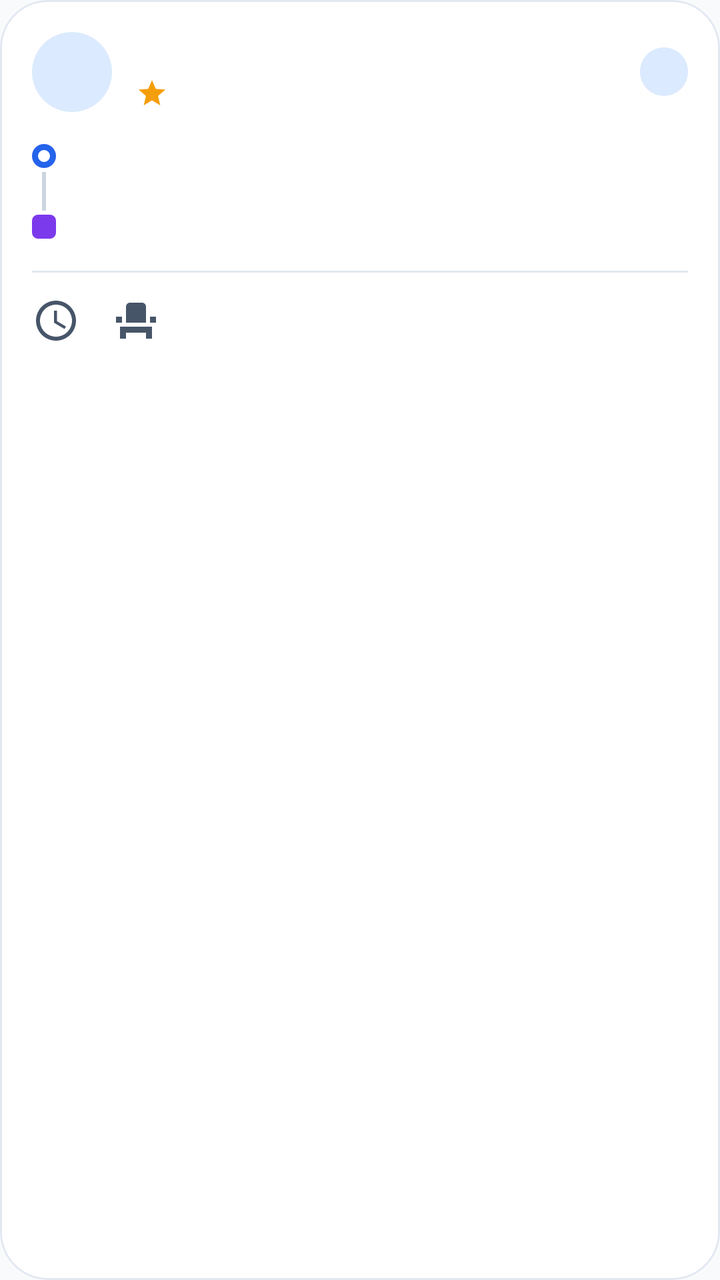
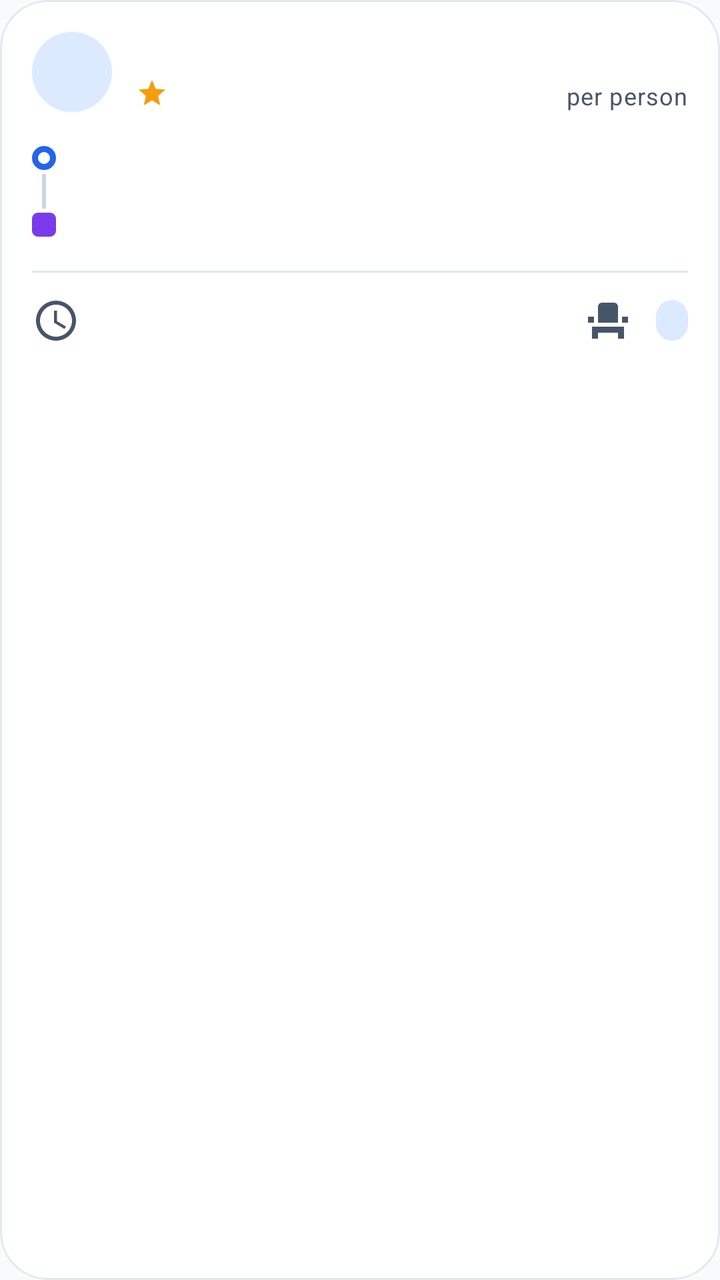

Screens rendered from an Android XML layout before and after an edit, with the pre-edit source and the edit as a unified diff.
<!-- AndroidManifest.xml: application theme Theme.RideAlong -->
<!-- res/layout/item_ride_card.xml -->
<?xml version="1.0" encoding="utf-8"?>
<com.google.android.material.card.MaterialCardView xmlns:android="http://schemas.android.com/apk/res/android"
    xmlns:app="http://schemas.android.com/apk/res-auto"
    android:id="@+id/ride_card"
    android:layout_width="match_parent"
    android:layout_height="wrap_content"
    android:layout_marginHorizontal="@dimen/screen_padding"
    android:layout_marginVertical="@dimen/space_s"
    android:clickable="true"
    android:focusable="true">

    <LinearLayout
        android:layout_width="match_parent"
        android:layout_height="wrap_content"
        android:orientation="vertical"
        android:padding="@dimen/space_l">

        
        <LinearLayout
            android:layout_width="match_parent"
            android:layout_height="wrap_content"
            android:gravity="center_vertical"
            android:orientation="horizontal">

            <com.google.android.material.imageview.ShapeableImageView
                android:id="@+id/owner_avatar"
                style="@style/Widget.RideAlong.Avatar"
                android:layout_width="@dimen/avatar_s"
                android:layout_height="@dimen/avatar_s"
                android:contentDescription="@string/cd_avatar" />

            <LinearLayout
                android:layout_width="0dp"
                android:layout_height="wrap_content"
                android:layout_marginStart="@dimen/space_m"
                android:layout_weight="1"
                android:orientation="vertical">

                <TextView
                    android:id="@+id/owner_name"
                    android:layout_width="wrap_content"
                    android:layout_height="wrap_content"
                    android:ellipsize="end"
                    android:maxLines="1"
                    android:textAppearance="@style/TextAppearance.RideAlong.TitleMedium" />

                <include
                    android:id="@+id/owner_rating"
                    layout="@layout/component_rating_summary" />
            </LinearLayout>

            <TextView
                android:id="@+id/badge"
                android:layout_width="wrap_content"
                android:layout_height="wrap_content"
                android:background="@drawable/bg_pill_primary"
                android:paddingHorizontal="@dimen/space_m"
                android:paddingVertical="@dimen/space_xs"
                android:textAppearance="@style/TextAppearance.RideAlong.Caption"
                android:textColor="@color/ra_on_primary_container"
                android:textStyle="bold" />
        </LinearLayout>

        
        <LinearLayout
            android:layout_width="match_parent"
            android:layout_height="wrap_content"
            android:layout_marginTop="@dimen/space_m"
            android:orientation="horizontal">

            <LinearLayout
                android:layout_width="12dp"
                android:layout_height="match_parent"
                android:gravity="center_horizontal"
                android:orientation="vertical"
                android:paddingVertical="4dp">

                <View
                    android:layout_width="12dp"
                    android:layout_height="12dp"
                    android:background="@drawable/dot_pickup" />

                <View
                    android:layout_width="2dp"
                    android:layout_height="0dp"
                    android:layout_marginVertical="2dp"
                    android:layout_weight="1"
                    android:background="@color/ra_outline_strong" />

                <View
                    android:layout_width="12dp"
                    android:layout_height="12dp"
                    android:background="@drawable/dot_drop" />
            </LinearLayout>

            <LinearLayout
                android:layout_width="0dp"
                android:layout_height="wrap_content"
                android:layout_marginStart="@dimen/space_m"
                android:layout_weight="1"
                android:orientation="vertical">

                <TextView
                    android:id="@+id/pickup"
                    android:layout_width="match_parent"
                    android:layout_height="wrap_content"
                    android:ellipsize="end"
                    android:maxLines="1"
                    android:textAppearance="@style/TextAppearance.RideAlong.BodyLarge" />

                <TextView
                    android:id="@+id/drop"
                    android:layout_width="match_parent"
                    android:layout_height="wrap_content"
                    android:layout_marginTop="@dimen/space_m"
                    android:ellipsize="end"
                    android:maxLines="1"
                    android:textAppearance="@style/TextAppearance.RideAlong.BodyLarge" />
            </LinearLayout>
        </LinearLayout>

        <View
            android:layout_width="match_parent"
            android:layout_height="1dp"
            android:layout_marginVertical="@dimen/space_m"
            android:background="@color/ra_outline" />

        
        <LinearLayout
            android:layout_width="match_parent"
            android:layout_height="wrap_content"
            android:gravity="center_vertical"
            android:orientation="horizontal">

            <TextView
                android:id="@+id/time"
                style="@style/RideAlong.InfoText"
                app:drawableStartCompat="@drawable/ic_schedule" />

            <TextView
                android:id="@+id/seats"
                style="@style/RideAlong.InfoText"
                android:layout_marginStart="@dimen/space_m"
                app:drawableStartCompat="@drawable/ic_seat" />

            <Space
                android:layout_width="0dp"
                android:layout_height="0dp"
                android:layout_weight="1" />

            <TextView
                android:id="@+id/cost"
                android:layout_width="wrap_content"
                android:layout_height="wrap_content"
                android:textAppearance="@style/TextAppearance.RideAlong.TitleMedium"
                android:textColor="@color/ra_primary" />
        </LinearLayout>

        <TextView
            android:id="@+id/extra"
            android:layout_width="wrap_content"
            android:layout_height="wrap_content"
            android:layout_marginTop="@dimen/space_s"
            android:textAppearance="@style/TextAppearance.RideAlong.Caption"
            android:visibility="gone" />
    </LinearLayout>
</com.google.android.material.card.MaterialCardView>
<!-- res/layout/component_rating_summary.xml (included above) -->
<?xml version="1.0" encoding="utf-8"?>
<LinearLayout xmlns:android="http://schemas.android.com/apk/res/android"
    xmlns:app="http://schemas.android.com/apk/res-auto"
    android:layout_width="wrap_content"
    android:layout_height="wrap_content"
    android:gravity="center_vertical"
    android:orientation="horizontal">

    <ImageView
        android:layout_width="@dimen/icon_s"
        android:layout_height="@dimen/icon_s"
        android:importantForAccessibility="no"
        android:src="@drawable/ic_star"
        app:tint="@color/ra_star" />

    <TextView
        android:id="@+id/rating_value"
        android:layout_width="wrap_content"
        android:layout_height="wrap_content"
        android:layout_marginStart="@dimen/space_xxs"
        android:textAppearance="@style/TextAppearance.RideAlong.Caption"
        android:textColor="@color/ra_text"
        android:textStyle="bold" />

    <TextView
        android:id="@+id/rating_rides"
        android:layout_width="wrap_content"
        android:layout_height="wrap_content"
        android:layout_marginStart="@dimen/space_xs"
        android:textAppearance="@style/TextAppearance.RideAlong.Caption" />
</LinearLayout>
<!-- resources referenced by this layout -->
<resources>
  <style name="Theme.RideAlong" parent="Theme.Material3.Light.NoActionBar">
          <item name="colorPrimary">@color/ra_primary</item>
          <item name="colorOnPrimary">@color/ra_white</item>
          <item name="colorPrimaryContainer">@color/ra_primary_container</item>
          <item name="colorOnPrimaryContainer">@color/ra_on_primary_container</item>
          <item name="colorSecondary">@color/ra_secondary</item>
          <item name="colorOnSecondary">@color/ra_white</item>
          <item name="colorSecondaryContainer">@color/ra_secondary_container</item>
          <item name="colorOnSecondaryContainer">@color/ra_on_secondary_container</item>
          <item name="colorTertiary">@color/ra_secondary</item>
          <item name="android:colorBackground">@color/ra_background</item>
          <item name="colorOnBackground">@color/ra_text</item>
          <item name="colorSurface">@color/ra_surface</item>
          <item name="colorOnSurface">@color/ra_text</item>
          <item name="colorSurfaceVariant">@color/ra_surface_variant</item>
          <item name="colorOnSurfaceVariant">@color/ra_text_secondary</item>
          <item name="colorOutline">@color/ra_outline_strong</item>
          <item name="colorOutlineVariant">@color/ra_outline</item>
          <item name="colorError">@color/ra_error</item>
          <item name="colorErrorContainer">@color/ra_error_container</item>
  
          <item name="android:statusBarColor">@color/ra_background</item>
          <item name="android:windowLightStatusBar">true</item>
          <item name="android:navigationBarColor">@color/ra_surface</item>
          <item name="android:windowBackground">@color/ra_background</item>
  
          <item name="shapeAppearanceSmallComponent">@style/ShapeAppearance.RideAlong.Small</item>
          <item name="shapeAppearanceMediumComponent">@style/ShapeAppearance.RideAlong.Medium</item>
          <item name="shapeAppearanceLargeComponent">@style/ShapeAppearance.RideAlong.Large</item>
  
          <item name="materialCardViewStyle">@style/Widget.RideAlong.Card</item>
          <item name="textInputStyle">@style/Widget.RideAlong.TextInput</item>
          <item name="materialButtonStyle">@style/Widget.RideAlong.Button</item>
          <item name="toolbarStyle">@style/Widget.RideAlong.Toolbar</item>
          <item name="bottomNavigationStyle">@style/Widget.RideAlong.BottomNav</item>
          <item name="chipStyle">@style/Widget.RideAlong.Chip</item>
          <item name="materialAlertDialogTheme">@style/ThemeOverlay.RideAlong.Dialog</item>
          <item name="bottomSheetDialogTheme">@style/ThemeOverlay.RideAlong.BottomSheet</item>
  
          <item name="textAppearanceHeadlineMedium">@style/TextAppearance.RideAlong.Headline</item>
          <item name="textAppearanceTitleLarge">@style/TextAppearance.RideAlong.TitleLarge</item>
          <item name="textAppearanceTitleMedium">@style/TextAppearance.RideAlong.TitleMedium</item>
          <item name="textAppearanceBodyLarge">@style/TextAppearance.RideAlong.BodyLarge</item>
          <item name="textAppearanceBodyMedium">@style/TextAppearance.RideAlong.Body</item>
          <item name="textAppearanceBodySmall">@style/TextAppearance.RideAlong.Caption</item>
          <item name="textAppearanceLabelLarge">@style/TextAppearance.RideAlong.Label</item>
      </style>
  <style name="Widget.RideAlong.Button" parent="Widget.Material3.Button">
          <item name="android:minHeight">@dimen/button_height</item>
          <item name="android:textAppearance">@style/TextAppearance.RideAlong.Label</item>
          <item name="shapeAppearance">@style/ShapeAppearance.RideAlong.Medium</item>
          <item name="android:insetTop">0dp</item>
          <item name="android:insetBottom">0dp</item>
      </style>
  <style name="TextAppearance.RideAlong.Label" parent="TextAppearance.Material3.LabelLarge">
          <item name="android:textSize">14sp</item>
          <item name="android:textStyle">bold</item>
      </style>
  <dimen name="button_height">52dp</dimen>
  <!-- unchanged entries left out for length: 58 -->
</resources>

<!-- the commit's change to res/layout/item_ride_card.xml (unified diff, before → after) -->
@@ -38,7 +38,7 @@
 
                 <TextView
                     android:id="@+id/owner_name"
-                    android:layout_width="wrap_content"
+                    android:layout_width="match_parent"
                     android:layout_height="wrap_content"
                     android:ellipsize="end"
                     android:maxLines="1"
@@ -49,16 +49,30 @@
                     layout="@layout/component_rating_summary" />
             </LinearLayout>
 
-            <TextView
-                android:id="@+id/badge"
+            <LinearLayout
                 android:layout_width="wrap_content"
                 android:layout_height="wrap_content"
-                android:background="@drawable/bg_pill_primary"
-                android:paddingHorizontal="@dimen/space_m"
-                android:paddingVertical="@dimen/space_xs"
-                android:textAppearance="@style/TextAppearance.RideAlong.Caption"
-                android:textColor="@color/ra_on_primary_container"
-                android:textStyle="bold" />
+                android:layout_marginStart="@dimen/space_s"
+                android:gravity="end"
+                android:orientation="vertical">
+
+                <TextView
+                    android:id="@+id/cost"
+                    android:layout_width="wrap_content"
+                    android:layout_height="wrap_content"
+                    android:includeFontPadding="false"
+                    android:maxLines="1"
+                    android:textAppearance="@style/TextAppearance.RideAlong.TitleLarge"
+                    android:textColor="@color/ra_primary" />
+
+                <TextView
+                    android:id="@+id/cost_unit"
+                    android:layout_width="wrap_content"
+                    android:layout_height="wrap_content"
+                    android:maxLines="1"
+                    android:text="@string/per_person"
+                    android:textAppearance="@style/TextAppearance.RideAlong.Caption" />
+            </LinearLayout>
         </LinearLayout>
 
         
@@ -73,7 +87,7 @@
                 android:layout_height="match_parent"
                 android:gravity="center_horizontal"
                 android:orientation="vertical"
-                android:paddingVertical="4dp">
+                android:paddingVertical="5dp">
 
                 <View
                     android:layout_width="12dp"
@@ -135,32 +149,40 @@
             <TextView
                 android:id="@+id/time"
                 style="@style/RideAlong.InfoText"
+                android:layout_width="0dp"
+                android:layout_weight="1"
+                android:ellipsize="end"
+                android:maxLines="1"
                 app:drawableStartCompat="@drawable/ic_schedule" />
 
             <TextView
                 android:id="@+id/seats"
                 style="@style/RideAlong.InfoText"
                 android:layout_marginStart="@dimen/space_m"
+                android:maxLines="1"
                 app:drawableStartCompat="@drawable/ic_seat" />
 
-            <Space
-                android:layout_width="0dp"
-                android:layout_height="0dp"
-                android:layout_weight="1" />
-
             <TextView
-                android:id="@+id/cost"
+                android:id="@+id/badge"
                 android:layout_width="wrap_content"
                 android:layout_height="wrap_content"
-                android:textAppearance="@style/TextAppearance.RideAlong.TitleMedium"
-                android:textColor="@color/ra_primary" />
+                android:layout_marginStart="@dimen/space_s"
+                android:background="@drawable/bg_pill_primary"
+                android:maxLines="1"
+                android:paddingHorizontal="@dimen/space_s"
+                android:paddingVertical="@dimen/space_xxs"
+                android:textAppearance="@style/TextAppearance.RideAlong.Caption"
+                android:textColor="@color/ra_on_primary_container"
+                android:textStyle="bold" />
         </LinearLayout>
 
         <TextView
             android:id="@+id/extra"
-            android:layout_width="wrap_content"
+            android:layout_width="match_parent"
             android:layout_height="wrap_content"
             android:layout_marginTop="@dimen/space_s"
+            android:ellipsize="end"
+            android:maxLines="2"
             android:textAppearance="@style/TextAppearance.RideAlong.Caption"
             android:visibility="gone" />
     </LinearLayout>
<!-- resource entries referenced after the edit -->
@@ -1,5 +1,6 @@
 <!-- resources referenced by this layout -->
 <resources>
+  <string name="per_person">per person</string>
   <style name="Theme.RideAlong" parent="Theme.Material3.Light.NoActionBar">
           <item name="colorPrimary">@color/ra_primary</item>
           <item name="colorOnPrimary">@color/ra_white</item>
@@ -33,6 +34,7 @@
           <item name="materialCardViewStyle">@style/Widget.RideAlong.Card</item>
           <item name="textInputStyle">@style/Widget.RideAlong.TextInput</item>
           <item name="materialButtonStyle">@style/Widget.RideAlong.Button</item>
+          <item name="materialButtonOutlinedStyle">@style/Widget.RideAlong.Button.Outlined</item>
           <item name="toolbarStyle">@style/Widget.RideAlong.Toolbar</item>
           <item name="bottomNavigationStyle">@style/Widget.RideAlong.BottomNav</item>
           <item name="chipStyle">@style/Widget.RideAlong.Chip</item>
@@ -53,12 +55,35 @@
           <item name="shapeAppearance">@style/ShapeAppearance.RideAlong.Medium</item>
           <item name="android:insetTop">0dp</item>
           <item name="android:insetBottom">0dp</item>
+          <item name="android:maxLines">1</item>
+          <item name="android:ellipsize">end</item>
+          <item name="android:paddingStart">@dimen/space_l</item>
+          <item name="android:paddingEnd">@dimen/space_l</item>
+          <item name="iconSize">18dp</item>
+          <item name="iconPadding">@dimen/space_s</item>
+          <item name="iconGravity">textStart</item>
+      </style>
+  <style name="Widget.RideAlong.Button.Outlined" parent="Widget.Material3.Button.OutlinedButton">
+          <item name="android:minHeight">@dimen/button_height</item>
+          <item name="android:textAppearance">@style/TextAppearance.RideAlong.Label</item>
+          <item name="shapeAppearance">@style/ShapeAppearance.RideAlong.Medium</item>
+          <item name="strokeColor">@color/ra_outline_strong</item>
+          <item name="android:textColor">@color/btn_primary_fg</item>
+          <item name="iconTint">@color/btn_primary_fg</item>
+          <item name="android:insetTop">0dp</item>
+          <item name="android:insetBottom">0dp</item>
+          <item name="android:maxLines">1</item>
+          <item name="android:ellipsize">end</item>
+          <item name="iconSize">18dp</item>
+          <item name="iconPadding">@dimen/space_s</item>
+          <item name="iconGravity">textStart</item>
       </style>
   <style name="TextAppearance.RideAlong.Label" parent="TextAppearance.Material3.LabelLarge">
           <item name="android:textSize">14sp</item>
           <item name="android:textStyle">bold</item>
+          <item name="android:letterSpacing">0.01</item>
       </style>
-  <dimen name="button_height">52dp</dimen>
+  <dimen name="button_height">48dp</dimen>
   <!-- unchanged entries left out for length: 58 -->
 </resources>
 
